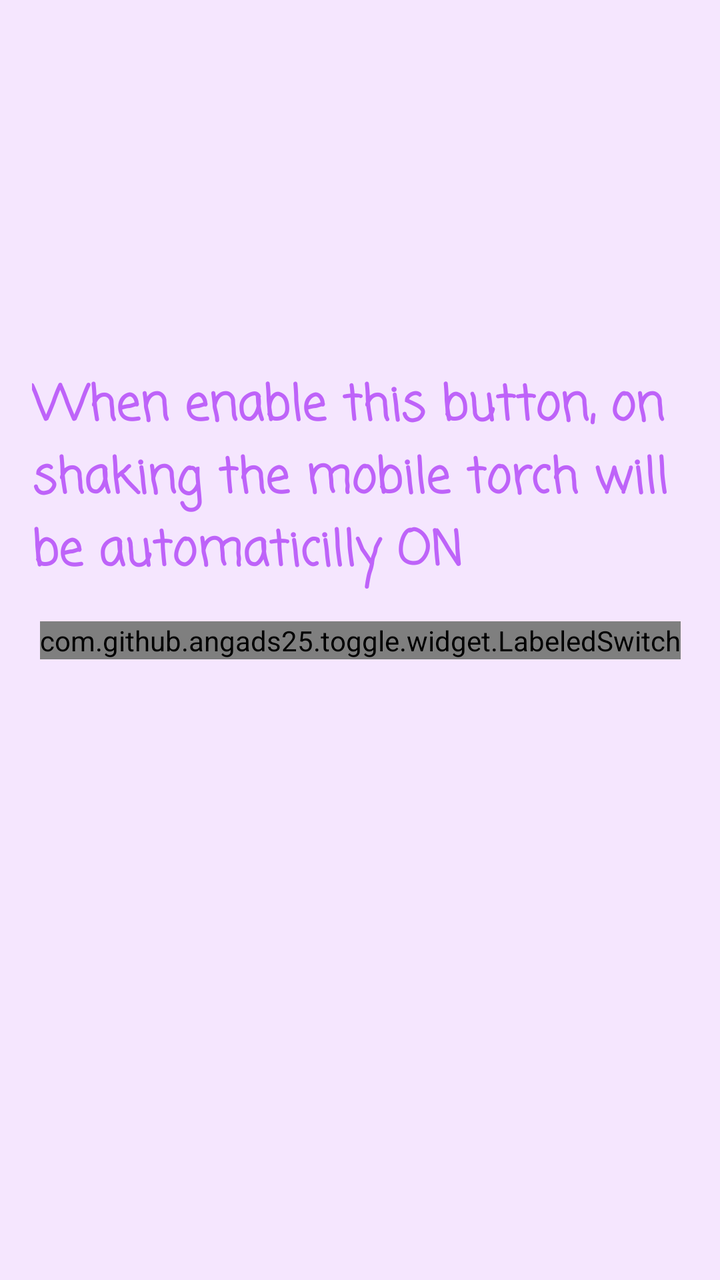
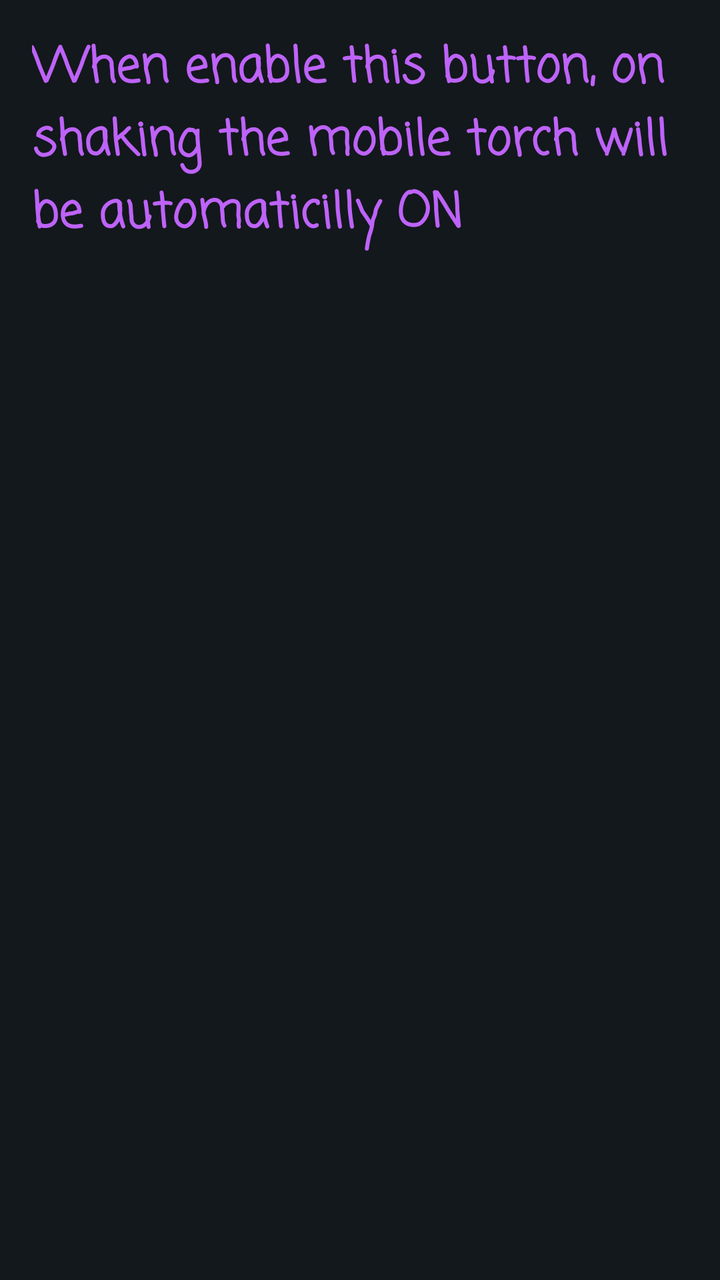

Screens rendered from an Android XML layout before and after an edit, with the pre-edit source and the edit as a unified diff.
<!-- AndroidManifest.xml: application theme Theme.ShakeShake -->
<!-- res/layout/activity_main.xml -->
<?xml version="1.0" encoding="utf-8"?>
<androidx.constraintlayout.widget.ConstraintLayout xmlns:android="http://schemas.android.com/apk/res/android"
    xmlns:app="http://schemas.android.com/apk/res-auto"
    xmlns:tools="http://schemas.android.com/tools"
    android:layout_width="match_parent"
    android:background="@color/app_bg"
    android:layout_height="match_parent"
    tools:context=".MainActivity">

    <com.github.angads25.toggle.widget.LabeledSwitch
        android:layout_width="wrap_content"
        android:layout_height="wrap_content"
        android:text="Enable"
        android:id="@+id/switchs"
        app:on="false"

        app:colorBorder="@color/app_txt"
        app:layout_constraintBottom_toBottomOf="parent"
        app:layout_constraintLeft_toLeftOf="parent"
        app:layout_constraintRight_toRightOf="parent"
        app:layout_constraintTop_toTopOf="parent" />

    <TextView
        android:id="@+id/textView2"
        android:layout_width="0dp"
        android:layout_height="wrap_content"
        android:layout_margin="16dp"
        android:fontFamily="casual"
        android:text="When enable this button, on shaking the mobile torch will be automaticilly ON"
        android:textColor="@color/app_txt"
        android:textSize="24sp"
        android:textStyle="bold"
        app:layout_constraintBottom_toTopOf="@+id/switchs"
        app:layout_constraintEnd_toEndOf="parent"
        app:layout_constraintStart_toStartOf="parent" />

</androidx.constraintlayout.widget.ConstraintLayout>
<!-- resources referenced by this layout -->
<resources>
  <color name="app_bg">#F5E6FE</color>
  <color name="app_txt">#BE63F9</color>
  <style name="Theme.ShakeShake" parent="Theme.MaterialComponents.DayNight.DarkActionBar">
          
          <item name="colorPrimary">@color/purple_500</item>
          <item name="colorPrimaryVariant">@color/purple_700</item>
          <item name="colorOnPrimary">@color/white</item>
          
          <item name="colorSecondary">@color/teal_200</item>
          <item name="colorSecondaryVariant">@color/teal_700</item>
          <item name="colorOnSecondary">@color/black</item>
          
          <item name="android:statusBarColor">?attr/colorPrimaryVariant</item>
          
      </style>
  <color name="purple_500">#BE63F9</color>
  <color name="purple_700">#FF3700B3</color>
  <color name="white">#FFFFFFFF</color>
  <color name="teal_200">#FF03DAC5</color>
  <color name="teal_700">#FF018786</color>
  <color name="black">#FF000000</color>
</resources>

<!-- the commit's change to res/layout/activity_main.xml (unified diff, before → after) -->
@@ -1,5 +1,5 @@
 <?xml version="1.0" encoding="utf-8"?>
-<androidx.constraintlayout.widget.ConstraintLayout xmlns:android="http://schemas.android.com/apk/res/android"
+<LinearLayout xmlns:android="http://schemas.android.com/apk/res/android"
     xmlns:app="http://schemas.android.com/apk/res-auto"
     xmlns:tools="http://schemas.android.com/tools"
     android:layout_width="match_parent"
@@ -7,22 +7,10 @@
     android:layout_height="match_parent"
     tools:context=".MainActivity">
 
-    <com.github.angads25.toggle.widget.LabeledSwitch
-        android:layout_width="wrap_content"
-        android:layout_height="wrap_content"
-        android:text="Enable"
-        android:id="@+id/switchs"
-        app:on="false"
-
-        app:colorBorder="@color/app_txt"
-        app:layout_constraintBottom_toBottomOf="parent"
-        app:layout_constraintLeft_toLeftOf="parent"
-        app:layout_constraintRight_toRightOf="parent"
-        app:layout_constraintTop_toTopOf="parent" />
 
     <TextView
         android:id="@+id/textView2"
-        android:layout_width="0dp"
+        android:layout_width="match_parent"
         android:layout_height="wrap_content"
         android:layout_margin="16dp"
         android:fontFamily="casual"
@@ -34,4 +22,4 @@
         app:layout_constraintEnd_toEndOf="parent"
         app:layout_constraintStart_toStartOf="parent" />
 
-</androidx.constraintlayout.widget.ConstraintLayout>
+</LinearLayout>
<!-- resource entries referenced after the edit -->
@@ -1,6 +1,6 @@
 <!-- resources referenced by this layout -->
 <resources>
-  <color name="app_bg">#F5E6FE</color>
+  <color name="app_bg">#13181C</color>
   <color name="app_txt">#BE63F9</color>
   <style name="Theme.ShakeShake" parent="Theme.MaterialComponents.DayNight.DarkActionBar">
           
@@ -15,8 +15,8 @@
           <item name="android:statusBarColor">?attr/colorPrimaryVariant</item>
           
       </style>
-  <color name="purple_500">#BE63F9</color>
-  <color name="purple_700">#FF3700B3</color>
+  <color name="purple_500">#ff082F50</color>
+  <color name="purple_700">#ff041326</color>
   <color name="white">#FFFFFFFF</color>
   <color name="teal_200">#FF03DAC5</color>
   <color name="teal_700">#FF018786</color>
